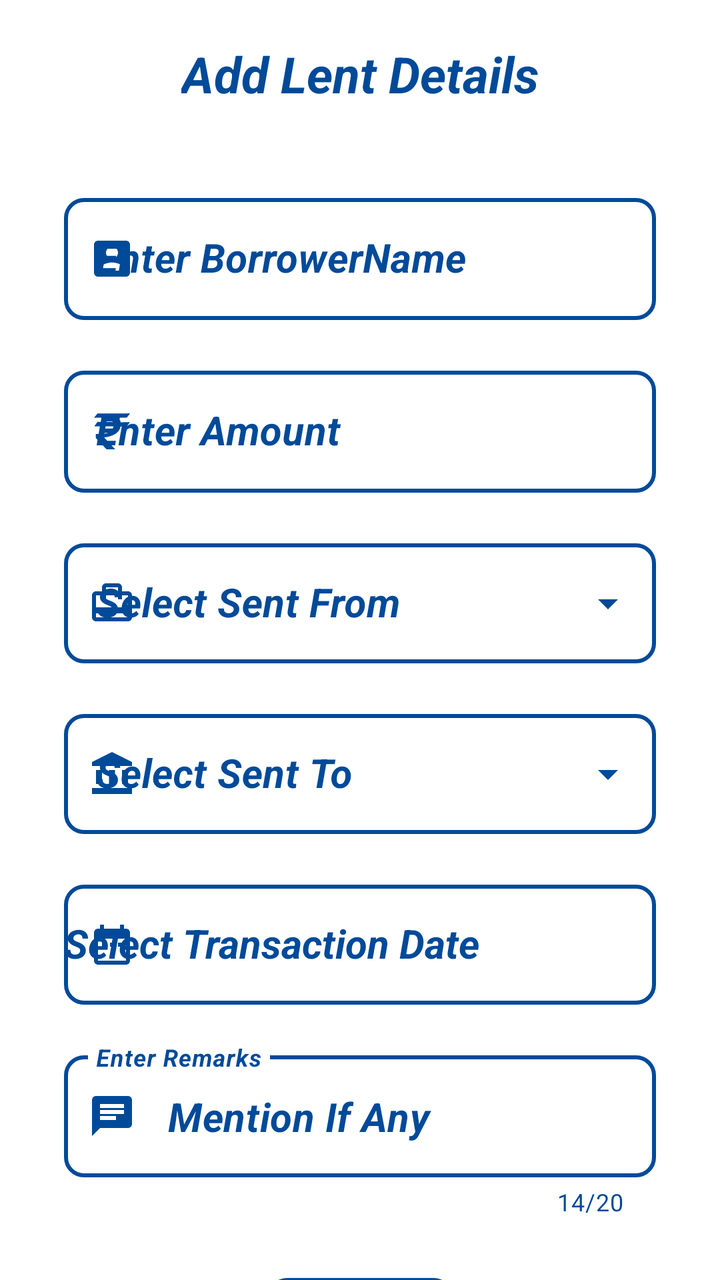
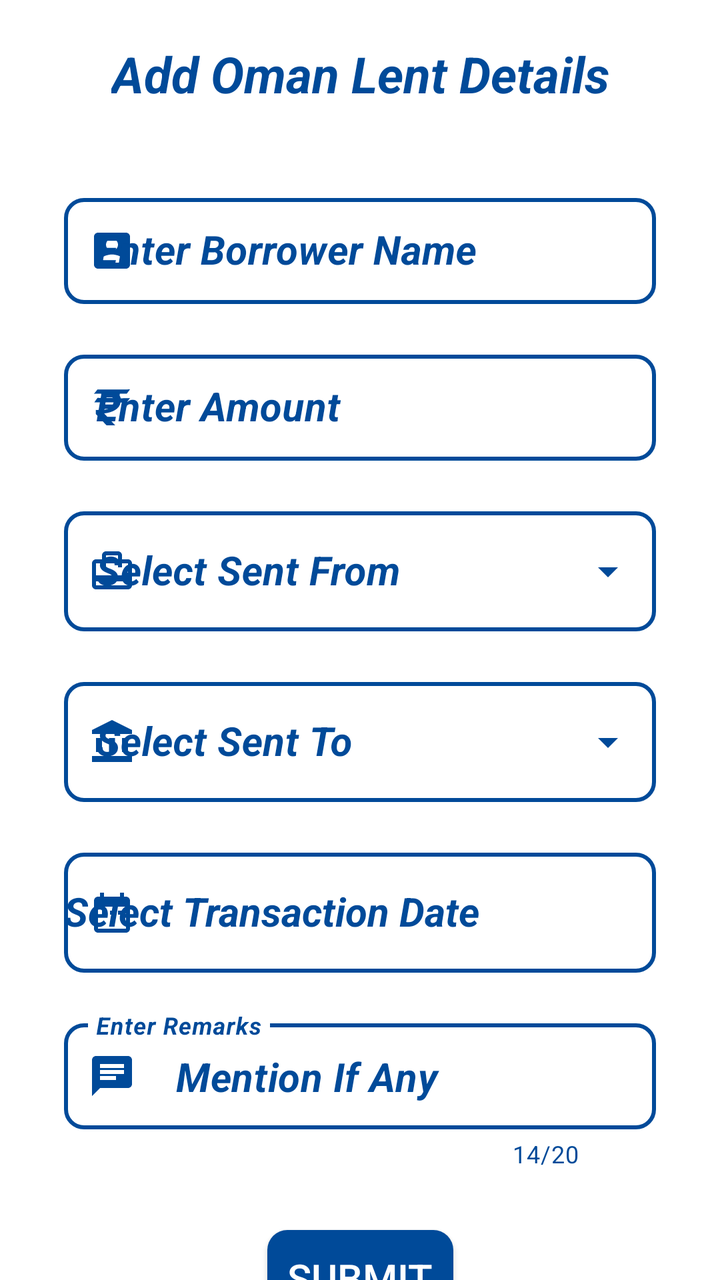

The first picture is an Android layout as it rendered before a commit; the second is the same layout after the commit. The layout source and the unified diff follow.
<!-- AndroidManifest.xml: application theme AppTheme -->
<!-- res/layout/fragment_add_lent_oman.xml -->
<?xml version="1.0" encoding="utf-8"?>
<FrameLayout xmlns:android="http://schemas.android.com/apk/res/android"
    xmlns:app="http://schemas.android.com/apk/res-auto"
    xmlns:tools="http://schemas.android.com/tools"
    android:layout_width="match_parent"
    android:layout_height="match_parent"
    android:background="@color/white"
    tools:context=".AddLent.AddLentOmanFragment">

    <androidx.constraintlayout.widget.ConstraintLayout
        android:layout_width="match_parent"
        android:layout_height="wrap_content">

        <TextView
            android:id="@+id/lendDecHeadingOM"
            android:layout_width="wrap_content"
            android:layout_height="wrap_content"
            android:layout_marginTop="20dp"
            android:text="@string/lending_declaration"
            android:textColor="@color/background"
            android:textSize="25sp"
            android:textStyle="bold|italic"
            app:layout_constraintEnd_toEndOf="parent"
            app:layout_constraintStart_toStartOf="parent"
            app:layout_constraintTop_toTopOf="parent" />

        <com.google.android.material.textfield.TextInputLayout
            android:id="@+id/lendDecNameLayoutOM"
            style="@style/Widget.MaterialComponents.TextInputLayout.OutlinedBox"
            android:layout_width="match_parent"
            android:layout_height="wrap_content"
            android:layout_marginStart="32dp"
            android:layout_marginTop="40dp"
            android:layout_marginEnd="32dp"
            android:hint="@string/borrowername"
            android:textColorHint="@color/background"
            android:theme="@style/ThemeOverlay.AppTheme.TextInputEditText.Outlined"
            app:boxCornerRadiusBottomEnd="10dp"
            app:boxCornerRadiusBottomStart="10dp"
            app:boxCornerRadiusTopEnd="10dp"
            app:boxCornerRadiusTopStart="10dp"
            app:boxStrokeColor="@color/grey"
            app:boxStrokeWidth="2dp"
            app:boxStrokeWidthFocused="2dp"
            app:endIconMode="clear_text"
            app:endIconTint="@color/background"
            app:errorTextColor="@color/red"
            app:hintTextColor="@color/background"
            app:layout_constraintEnd_toEndOf="parent"
            app:layout_constraintStart_toStartOf="parent"
            app:layout_constraintTop_toBottomOf="@+id/lendDecHeadingOM"
            app:startIconDrawable="@drawable/ic_name"
            app:startIconTint="@color/background">

            <com.google.android.material.textfield.TextInputEditText
                android:id="@+id/lendDecNameOM"
                android:layout_width="match_parent"
                android:layout_height="wrap_content"
                android:imeOptions="actionNext"
                android:inputType="textCapWords"
                android:textColor="@color/background"
                android:textCursorDrawable="@drawable/color_cursor"
                android:textSize="20sp"
                android:textStyle="bold|italic" />
        </com.google.android.material.textfield.TextInputLayout>

        <com.google.android.material.textfield.TextInputLayout
            android:id="@+id/lendDecAmountLayoutOM"
            style="@style/Widget.MaterialComponents.TextInputLayout.OutlinedBox"
            android:layout_width="0dp"
            android:layout_height="wrap_content"
            android:layout_marginTop="20dp"
            android:hint="@string/amount"
            android:textColorHint="@color/background"
            android:theme="@style/ThemeOverlay.AppTheme.TextInputEditText.Outlined"
            app:boxCornerRadiusBottomEnd="10dp"
            app:boxCornerRadiusBottomStart="10dp"
            app:boxCornerRadiusTopEnd="10dp"
            app:boxCornerRadiusTopStart="10dp"
            app:boxStrokeColor="@color/grey"
            app:boxStrokeWidth="2dp"
            app:boxStrokeWidthFocused="2dp"
            app:endIconMode="clear_text"
            app:endIconTint="@color/background"
            app:errorTextColor="@color/red"
            app:hintTextColor="@color/background"
            app:layout_constraintEnd_toEndOf="@+id/lendDecNameLayoutOM"
            app:layout_constraintStart_toStartOf="@+id/lendDecNameLayoutOM"
            app:layout_constraintTop_toBottomOf="@+id/lendDecNameLayoutOM"
            app:startIconDrawable="@drawable/ic_rupee"
            app:startIconTint="@color/background">

            <com.google.android.material.textfield.TextInputEditText
                android:id="@+id/lendDecAmountOM"
                android:layout_width="match_parent"
                android:layout_height="wrap_content"
                android:imeOptions="actionDone"
                android:inputType="numberDecimal"
                android:textColor="@color/background"
                android:textCursorDrawable="@drawable/color_cursor"
                android:textSize="20sp"
                android:textStyle="bold|italic" />
        </com.google.android.material.textfield.TextInputLayout>

        <com.google.android.material.textfield.TextInputLayout
            android:id="@+id/lendDecFromLayoutOM"
            style="@style/Widget.MaterialComponents.TextInputLayout.OutlinedBox.Dense.ExposedDropdownMenu"
            android:layout_width="0dp"
            android:layout_height="wrap_content"
            android:layout_marginTop="20dp"
            android:hint="@string/sent_from"
            android:textColorHint="@color/background"
            android:theme="@style/ThemeOverlay.AppTheme.TextInputEditText.Outlined"
            app:boxCornerRadiusBottomEnd="10dp"
            app:boxCornerRadiusBottomStart="10dp"
            app:boxCornerRadiusTopEnd="10dp"
            app:boxCornerRadiusTopStart="10dp"
            app:boxStrokeColor="@color/grey"
            app:boxStrokeWidth="2dp"
            app:boxStrokeWidthFocused="2dp"
            app:endIconTint="@color/background"
            app:errorTextColor="@color/red"
            app:hintTextColor="@color/background"
            app:layout_constraintEnd_toEndOf="@+id/lendDecAmountLayoutOM"
            app:layout_constraintStart_toStartOf="@+id/lendDecAmountLayoutOM"
            app:layout_constraintTop_toBottomOf="@+id/lendDecAmountLayoutOM"
            app:startIconDrawable="@drawable/ic_view_balance"
            app:startIconTint="@color/background">

            <AutoCompleteTextView
                android:id="@+id/lendDecFromOM"
                android:layout_width="match_parent"
                android:layout_height="60sp"
                android:inputType="none"
                android:textColor="@color/background"
                android:textSize="20sp"
                android:textStyle="bold|italic"
                tools:ignore="LabelFor" />
        </com.google.android.material.textfield.TextInputLayout>

        <com.google.android.material.textfield.TextInputLayout
            android:id="@+id/lendDecToLayoutOM"
            style="@style/Widget.MaterialComponents.TextInputLayout.OutlinedBox.Dense.ExposedDropdownMenu"
            android:layout_width="0dp"
            android:layout_height="wrap_content"
            android:layout_marginTop="20dp"
            android:hint="@string/sent_to"
            android:textColorHint="@color/background"
            android:theme="@style/ThemeOverlay.AppTheme.TextInputEditText.Outlined"
            app:boxCornerRadiusBottomEnd="10dp"
            app:boxCornerRadiusBottomStart="10dp"
            app:boxCornerRadiusTopEnd="10dp"
            app:boxCornerRadiusTopStart="10dp"
            app:boxStrokeColor="@color/background"
            app:boxStrokeWidth="2dp"
            app:boxStrokeWidthFocused="2dp"
            app:endIconTint="@color/background"
            app:errorTextColor="@color/red"
            app:hintTextColor="@color/background"
            app:layout_constraintEnd_toEndOf="@+id/lendDecFromLayoutOM"
            app:layout_constraintStart_toStartOf="@+id/lendDecFromLayoutOM"
            app:layout_constraintTop_toBottomOf="@+id/lendDecFromLayoutOM"
            app:startIconDrawable="@drawable/ic_account_balance"
            app:startIconTint="@color/background">

            <AutoCompleteTextView
                android:id="@+id/lendDecToOM"
                android:layout_width="match_parent"
                android:layout_height="60sp"
                android:inputType="none"
                android:textColor="@color/background"
                android:textSize="20sp"
                android:textStyle="bold|italic"
                tools:ignore="LabelFor" />
        </com.google.android.material.textfield.TextInputLayout>

        <com.google.android.material.textfield.TextInputLayout
            android:id="@+id/lendDecTranDateLayoutOM"
            style="@style/Widget.MaterialComponents.TextInputLayout.OutlinedBox"
            android:layout_width="0dp"
            android:layout_height="wrap_content"
            android:layout_marginTop="20dp"
            android:hint="@string/transaction_date"
            android:textColorHint="@color/background"
            android:theme="@style/ThemeOverlay.AppTheme.TextInputEditText.Outlined"
            app:boxCornerRadiusBottomEnd="10dp"
            app:boxCornerRadiusBottomStart="10dp"
            app:boxCornerRadiusTopEnd="10dp"
            app:boxCornerRadiusTopStart="10dp"
            app:boxStrokeColor="@color/grey"
            app:boxStrokeWidth="2dp"
            app:boxStrokeWidthFocused="2dp"
            app:errorTextColor="@color/red"
            app:layout_constraintEnd_toEndOf="@+id/lendDecToLayoutOM"
            app:layout_constraintStart_toStartOf="@+id/lendDecToLayoutOM"
            app:layout_constraintTop_toBottomOf="@+id/lendDecToLayoutOM"
            app:startIconDrawable="@drawable/ic_date"
            app:startIconTint="@color/background">

            <AutoCompleteTextView
                android:id="@+id/lendDecTranDateOM"
                android:layout_width="match_parent"
                android:layout_height="60sp"
                android:inputType="none"
                android:textColor="@color/background"
                android:textCursorDrawable="@drawable/color_cursor"
                android:textSize="20sp"
                android:textStyle="bold|italic"
                tools:ignore="LabelFor" />
        </com.google.android.material.textfield.TextInputLayout>

        <com.google.android.material.textfield.TextInputLayout
            android:id="@+id/lendDecRemarksLayoutOM"
            style="@style/Widget.MaterialComponents.TextInputLayout.OutlinedBox"
            android:layout_width="0dp"
            android:layout_height="wrap_content"
            android:layout_marginTop="20dp"
            android:hint="@string/remarks"
            android:textColorHint="@color/background"
            android:theme="@style/ThemeOverlay.AppTheme.TextInputEditText.Outlined"
            app:boxCornerRadiusBottomEnd="10dp"
            app:boxCornerRadiusBottomStart="10dp"
            app:boxCornerRadiusTopEnd="10dp"
            app:boxCornerRadiusTopStart="10dp"
            app:boxStrokeColor="@color/grey"
            app:boxStrokeWidth="2dp"
            app:boxStrokeWidthFocused="2dp"
            app:counterEnabled="true"
            app:counterMaxLength="20"
            app:counterTextColor="@color/background"
            app:endIconMode="clear_text"
            app:endIconTint="@color/background"
            app:errorTextColor="@color/red"
            app:hintTextColor="@color/background"
            app:layout_constraintEnd_toEndOf="@+id/lendDecTranDateLayoutOM"
            app:layout_constraintStart_toStartOf="@+id/lendDecTranDateLayoutOM"
            app:layout_constraintTop_toBottomOf="@+id/lendDecTranDateLayoutOM"
            app:startIconDrawable="@drawable/ic_remarks"
            app:startIconTint="@color/background">

            <com.google.android.material.textfield.TextInputEditText
                android:id="@+id/lendDecRemarksOM"
                android:layout_width="match_parent"
                android:layout_height="wrap_content"
                android:imeOptions="actionSend"
                android:inputType="textCapWords"
                android:maxLength="20"
                android:text="@string/mention_if_any"
                android:textColor="@color/background"
                android:textCursorDrawable="@drawable/color_cursor"
                android:textSize="20sp"
                android:textStyle="bold|italic" />
        </com.google.android.material.textfield.TextInputLayout>

        <androidx.appcompat.widget.AppCompatButton
            android:id="@+id/lendDecSubmitOM"
            android:layout_width="wrap_content"
            android:layout_height="wrap_content"
            android:layout_marginTop="30dp"
            android:background="@drawable/button_background"
            android:text="  Submit  "
            android:textColor="@color/white"
            android:textSize="20sp"
            app:layout_constraintEnd_toEndOf="parent"
            app:layout_constraintStart_toStartOf="parent"
            app:layout_constraintTop_toBottomOf="@+id/lendDecRemarksLayoutOM"
            tools:ignore="HardcodedText" />

    </androidx.constraintlayout.widget.ConstraintLayout>

</FrameLayout>
<!-- resources referenced by this layout -->
<resources>
  <color name="background">#004A99</color>
  <color name="grey">#808080</color>
  <color name="red">#FF0000</color>
  <color name="white">#FFFFFFFF</color>
  <!-- drawable button_background (drawable) -->
  <?xml version="1.0" encoding="utf-8"?>
  <ripple xmlns:android="http://schemas.android.com/apk/res/android"
      android:color="@color/white">
      <item>
          <shape android:shape="rectangle">
              <solid android:color="@color/background" />
              <corners android:radius="10dp" />
          </shape>
      </item>
  </ripple>
  <!-- drawable color_cursor (drawable) -->
  <?xml version="1.0" encoding="utf-8"?>
  <shape xmlns:android="http://schemas.android.com/apk/res/android"
      android:shape="rectangle">
      <size android:width="2dp" />
      <solid android:color="@color/background" />
  </shape>
  <!-- drawable ic_date (drawable) -->
  <vector android:height="24dp" android:tint="#FFFFFF"
      android:viewportHeight="24" android:viewportWidth="24"
      android:width="24dp" xmlns:android="http://schemas.android.com/apk/res/android">
      <path android:fillColor="@android:color/white" android:pathData="M9,11L7,11v2h2v-2zM13,11h-2v2h2v-2zM17,11h-2v2h2v-2zM19,4h-1L18,2h-2v2L8,4L8,2L6,2v2L5,4c-1.11,0 -1.99,0.9 -1.99,2L3,20c0,1.1 0.89,2 2,2h14c1.1,0 2,-0.9 2,-2L21,6c0,-1.1 -0.9,-2 -2,-2zM19,20L5,20L5,9h14v11z"/>
  </vector>
  <!-- drawable ic_name (drawable) -->
  <vector xmlns:android="http://schemas.android.com/apk/res/android"
      android:width="24dp"
      android:height="24dp"
      android:tint="@color/background"
      android:viewportWidth="24"
      android:viewportHeight="24">
      <path
          android:fillColor="@android:color/white"
          android:pathData="M3,5v14c0,1.1 0.89,2 2,2h14c1.1,0 2,-0.9 2,-2L21,5c0,-1.1 -0.9,-2 -2,-2L5,3c-1.11,0 -2,0.9 -2,2zM15,9c0,1.66 -1.34,3 -3,3s-3,-1.34 -3,-3 1.34,-3 3,-3 3,1.34 3,3zM6,17c0,-2 4,-3.1 6,-3.1s6,1.1 6,3.1v1L6,18v-1z" />
  </vector>
  <!-- drawable ic_remarks (drawable) -->
  <vector xmlns:android="http://schemas.android.com/apk/res/android"
      android:width="24dp"
      android:height="24dp"
      android:tint="@color/background"
      android:viewportWidth="24"
      android:viewportHeight="24">
      <path
          android:fillColor="@android:color/white"
          android:pathData="M20,2L4,2c-1.1,0 -1.99,0.9 -1.99,2L2,22l4,-4h14c1.1,0 2,-0.9 2,-2L22,4c0,-1.1 -0.9,-2 -2,-2zM6,9h12v2L6,11L6,9zM14,14L6,14v-2h8v2zM18,8L6,8L6,6h12v2z" />
  </vector>
  <string name="amount">Enter Amount</string>
  <string name="borrowername">Enter BorrowerName</string>
  <string name="lending_declaration">Add Lent Details</string>
  <string name="mention_if_any">Mention If Any</string>
  <string name="remarks">Enter Remarks</string>
  <string name="sent_from">Select Sent From</string>
  <string name="sent_to">Select Sent To</string>
  <string name="transaction_date">Select Transaction Date</string>
  <style name="ThemeOverlay.AppTheme.TextInputEditText.Outlined" parent="">
          <item name="colorControlActivated">@color/background</item>
      </style>
  <style name="AppTheme" parent="Theme.MaterialComponents.Light.DarkActionBar">
          
          
          
          <item name="colorPrimary">@color/background</item>
          <item name="colorPrimaryDark">@color/background</item>
          <item name="colorAccent">@color/background</item>
          
          <item name="colorSurface">@color/background</item>
          
          <item name="android:itemTextAppearance">@style/OptionsMenuStyle</item>
      </style>
  <style name="OptionsMenuStyle" parent="@style/TextAppearance.AppCompat.Widget.ActionBar.Title">
          <item name="android:textColor">@color/background</item>
          <item name="android:textStyle">italic|bold</item>
          <item name="android:textSize">15sp</item>
      </style>
  <!-- unchanged entries left out for length: 3 -->
</resources>

<!-- the commit's change to res/layout/fragment_add_lent_oman.xml (unified diff, before → after) -->
@@ -9,14 +9,14 @@
 
     <androidx.constraintlayout.widget.ConstraintLayout
         android:layout_width="match_parent"
-        android:layout_height="wrap_content">
+        android:layout_height="match_parent">
 
         <TextView
             android:id="@+id/lendDecHeadingOM"
             android:layout_width="wrap_content"
             android:layout_height="wrap_content"
             android:layout_marginTop="20dp"
-            android:text="@string/lending_declaration"
+            android:text="@string/add_oman_lent_details"
             android:textColor="@color/background"
             android:textSize="25sp"
             android:textStyle="bold|italic"
@@ -32,7 +32,7 @@
             android:layout_marginStart="32dp"
             android:layout_marginTop="40dp"
             android:layout_marginEnd="32dp"
-            android:hint="@string/borrowername"
+            android:hint="@string/borrowerName"
             android:textColorHint="@color/background"
             android:theme="@style/ThemeOverlay.AppTheme.TextInputEditText.Outlined"
             app:boxCornerRadiusBottomEnd="10dp"
<!-- resource entries referenced after the edit -->
@@ -50,15 +50,15 @@
           android:fillColor="@android:color/white"
           android:pathData="M20,2L4,2c-1.1,0 -1.99,0.9 -1.99,2L2,22l4,-4h14c1.1,0 2,-0.9 2,-2L22,4c0,-1.1 -0.9,-2 -2,-2zM6,9h12v2L6,11L6,9zM14,14L6,14v-2h8v2zM18,8L6,8L6,6h12v2z" />
   </vector>
+  <string name="add_oman_lent_details">Add Oman Lent Details</string>
   <string name="amount">Enter Amount</string>
-  <string name="borrowername">Enter BorrowerName</string>
-  <string name="lending_declaration">Add Lent Details</string>
+  <string name="borrowerName">Enter Borrower Name</string>
   <string name="mention_if_any">Mention If Any</string>
   <string name="remarks">Enter Remarks</string>
   <string name="sent_from">Select Sent From</string>
   <string name="sent_to">Select Sent To</string>
   <string name="transaction_date">Select Transaction Date</string>
-  <style name="ThemeOverlay.AppTheme.TextInputEditText.Outlined" parent="">
+  <style name="ThemeOverlay.AppTheme.TextInputEditText.Outlined" parent="Widget.MaterialComponents.TextInputLayout.OutlinedBox.Dense">
           <item name="colorControlActivated">@color/background</item>
       </style>
   <style name="AppTheme" parent="Theme.MaterialComponents.Light.DarkActionBar">
